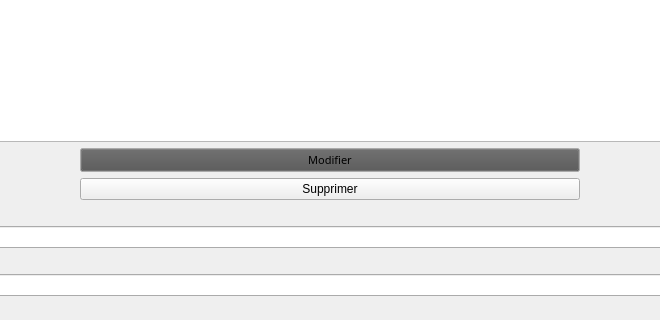
Qt form PPE/Conso.ui (fallonloicc/PPE-Qt) before a commit; both pictures show x 299 to 959 and y 512 to 832 of the 1258 by 915 pixel window.
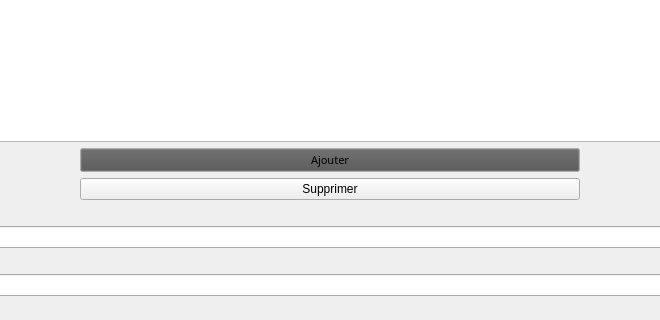
The same form after that commit.

Diff of the .ui file:
```diff
--- a/PPE/Conso.ui
+++ b/PPE/Conso.ui
@@ -261,7 +261,7 @@
           <set>Qt::ImhNone</set>
          </property>
          <property name="text">
-          <string>Modifier</string>
+          <string>Ajouter</string>
          </property>
          <property name="iconSize">
           <size>
```
Left out of the diff: 2 changed lines with no effect on the pictures.
